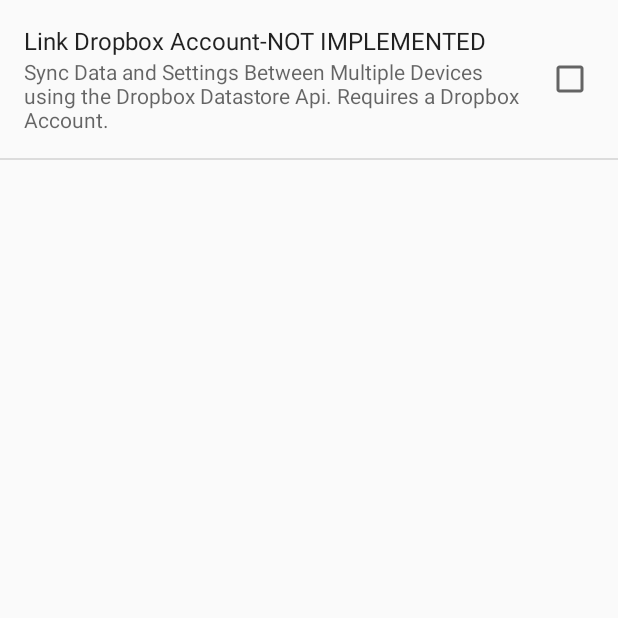
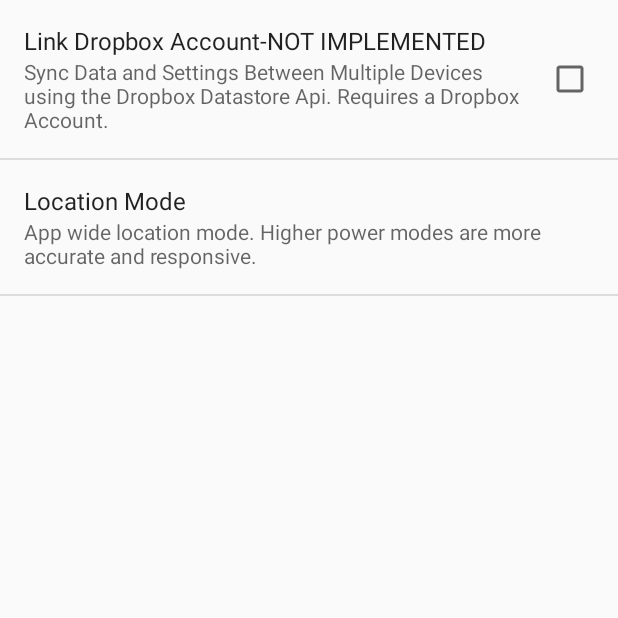
Before and after one commit to ehsanmasdar/Geofence, an Android app: the SettingsActivity screen opened directly, with no data from a screen before it, on a phone screen of 412 x 824 dp, the top half of it. Run offline under Robolectric (Android 15) with nearby library versions, the phone set to English and light mode, and no system bars.

Commit message:
Added Location Mode option to settings.

```diff
--- a/Geofence/src/main/java/com/asdar/geofence/SettingsActivity.java
+++ b/Geofence/src/main/java/com/asdar/geofence/SettingsActivity.java
@@ -23,6 +23,5 @@ public class SettingsActivity extends PreferenceActivity{
                     .replace(android.R.id.content, new SettingsFragment())
                     .commit();
         }
-
     }
 }
--- /dev/null
+++ b/Geofence/src/main/res/values/arrays.xml
@@ -0,0 +1,15 @@
+<?xml version="1.0" encoding="utf-8"?>
+<resources>
+    <string-array name="location_priority_values">
+        <item>100</item>
+        <item>102</item>
+        <item>104</item>
+        <item>105</item>
+    </string-array>
+    <string-array name="location_priority_array">
+        <item>High Power</item>
+        <item>Balanced Power</item>
+        <item>Low Power</item>
+        <item>Off</item>
+    </string-array>
+</resources>
--- a/Geofence/src/main/res/values/strings.xml
+++ b/Geofence/src/main/res/values/strings.xml
@@ -38,4 +38,9 @@
         <item>750m</item>
         <item>1000m</item>
     </string-array>
+    <string name="location_priority">Location Mode</string>
+    <string name="location_priority_selection">Select a Mode</string>
+    <string name="balancedpowersummary">Balaced Power</string>
+    <string name="location_priority_summary">App wide location mode. Higher power modes are more accurate and responsive.</string>
+
 </resources>
--- a/Geofence/src/main/res/xml/preferences.xml
+++ b/Geofence/src/main/res/xml/preferences.xml
@@ -8,5 +8,13 @@
                 android:defaultValue="false"
                 >
     </CheckBoxPreference>
-
+    <ListPreference
+        android:key="pref_locpriority"
+        android:title="@string/location_priority"
+        android:summary="@string/location_priority_summary"
+        android:dialogTitle="@string/location_priority_selection"
+        android:entries="@array/location_priority_array"
+        android:entryValues="@array/location_priority_values"
+        android:defaultValue="102" >
+    </ListPreference>
 </PreferenceScreen>
```
Also changed, not shown: Geofence/src/main/java/com/asdar/geofence/LocationService.java (+4 -3 lines), Geofence/src/main/java/com/asdar/geofence/SettingsFragment.java (+10 -0 lines).
